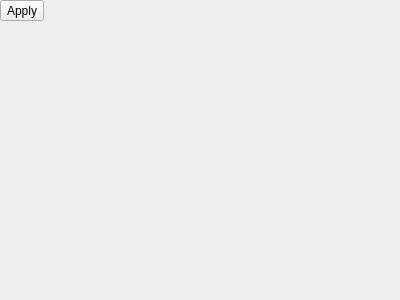
Qt form src/bin/scenarist-desktop/UserInterfaceLayer/Tools/ToolsSettings.ui (dimkanovikov/KITScenarist) before a commit.
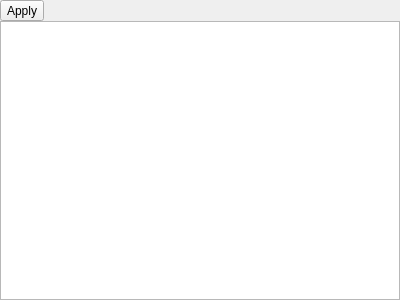
The same form after that commit. The open tabs and pages were chosen to show the change. Icons and pictures are not drawn. Custom widgets are drawn as their Qt base class.

Commit message: Implemeneted restore from backup tool #65

Diff of the .ui file:
```diff
--- a/src/bin/scenarist-desktop/UserInterfaceLayer/Tools/ToolsSettings.ui
+++ b/src/bin/scenarist-desktop/UserInterfaceLayer/Tools/ToolsSettings.ui
@@ -52,8 +52,29 @@
    </item>
    <item row="1" column="0" colspan="2">
     <widget class="QStackedWidget" name="content">
-     <widget class="QWidget" name="page"/>
-     <widget class="QWidget" name="page_2"/>
+     <widget class="QWidget" name="scriptComparePage"/>
+     <widget class="QWidget" name="scriptRestoreFromBackupPage">
+      <layout class="QVBoxLayout" name="verticalLayout">
+       <property name="spacing">
+        <number>0</number>
+       </property>
+       <property name="leftMargin">
+        <number>0</number>
+       </property>
+       <property name="topMargin">
+        <number>0</number>
+       </property>
+       <property name="rightMargin">
+        <number>0</number>
+       </property>
+       <property name="bottomMargin">
+        <number>0</number>
+       </property>
+       <item>
+        <widget class="QListView" name="backups"/>
+       </item>
+      </layout>
+     </widget>
     </widget>
    </item>
   </layout>
```
The commit also changes 9 other files.
